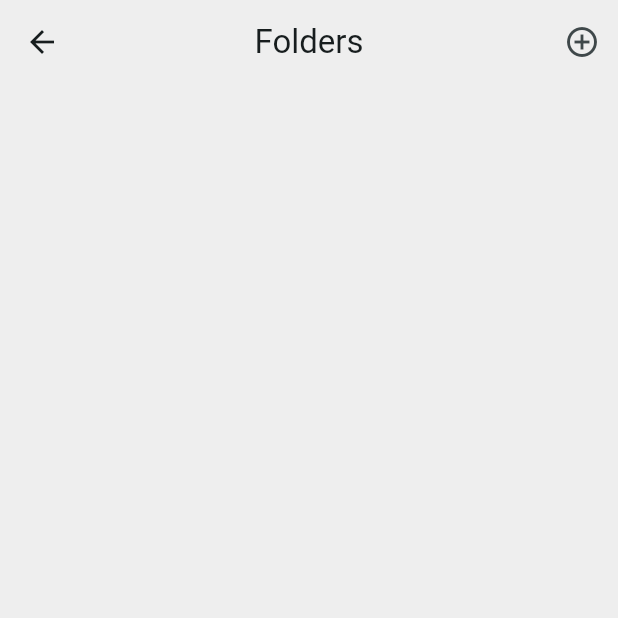
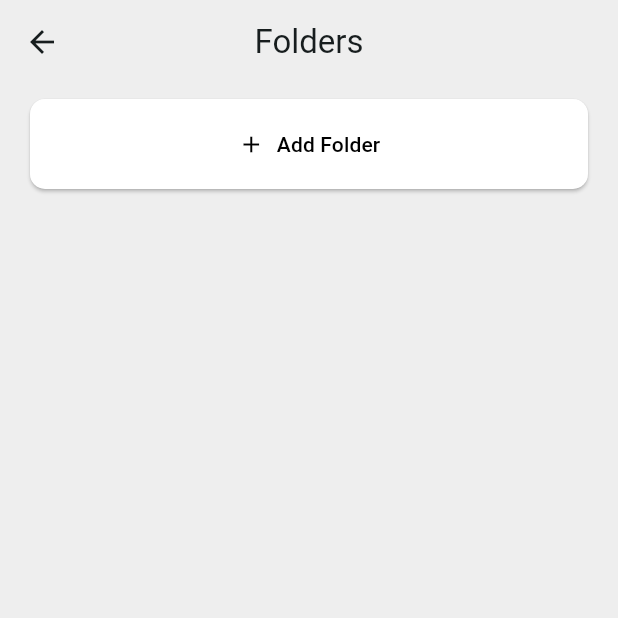
Before and after one commit to therizwanulhaq/notes_app, a Flutter app: the screen it shows after launch, after a tap on the "folder" icon, on a phone screen of 412 x 824 dp, the top half of it. Run offline on Flutter 3.47's test engine with Material 3 defaults, Android fonts, the phone set to English and light mode, and no system bars; our stand-ins replace flutter_riverpod, flutter_slidable, sqflite; accounts and stored records are empty.

Commit message:
changed app icon and fixed ui colors

```diff
--- a/lib/main.dart
+++ b/lib/main.dart
@@ -21,6 +21,7 @@ class MyApp extends StatelessWidget {
           secondaryContainer: const Color.fromARGB(255, 32, 32, 32),
           onPrimary: Colors.white,
           onSecondary: Colors.grey,
+          onSurfaceVariant: const Color.fromARGB(255, 61, 61, 61),
         ),
       ),
       theme: ThemeData(
@@ -30,6 +31,7 @@ class MyApp extends StatelessWidget {
           secondaryContainer: Colors.white,
           onPrimary: Colors.black,
           onSecondary: Colors.grey,
+          onSurfaceVariant: const Color.fromARGB(255, 240, 240, 240),
         ),
         useMaterial3: true,
       ),
--- a/lib/screens/categories.dart
+++ b/lib/screens/categories.dart
@@ -9,7 +9,7 @@ import 'package:notes_app/providers/categories_provider.dart';
 import 'package:notes_app/providers/notes_provider.dart';
 import 'package:notes_app/providers/selected_category.dart';
 
-class CategoriesScreen extends ConsumerWidget {
+class CategoriesScreen extends ConsumerStatefulWidget {
   const CategoriesScreen({
     super.key,
     this.existingNote,
@@ -20,7 +20,14 @@ class CategoriesScreen extends ConsumerWidget {
   final String? selectedCategory;
 
   @override
-  Widget build(BuildContext context, WidgetRef ref) {
+  ConsumerState<CategoriesScreen> createState() => _CategoriesScreenState();
+}
+
+class _CategoriesScreenState extends ConsumerState<CategoriesScreen> {
+  @override
+  Widget build(
+    BuildContext context,
+  ) {
     final categories = ref.watch(categoriesProvider);
 
     return Scaffold(
@@ -29,16 +36,6 @@ class CategoriesScreen extends ConsumerWidget {
         backgroundColor: Theme.of(context).colorScheme.background,
         title: const Text("Folders"),
         centerTitle: true,
-        actions: [
-          IconButton(
-            onPressed: () {
-              _showNewFolderDialog(context, ref);
-            },
-            icon: const Icon(
-              Icons.add_circle_outline,
-            ),
-          ),
-        ],
       ),
       body: ListView(
         padding: const EdgeInsets.symmetric(
@@ -80,26 +77,57 @@ class CategoriesScreen extends ConsumerWidget {
                   title: Text(
                     category.category,
                     style: TextStyle(
+                        fontWeight: _isSelected(category.category)
+                            ? FontWeight.w500
+                            : FontWeight.w400,
+                        color: _isSelected(category.category)
+                            ? Theme.of(context).colorScheme.onPrimary
+                            : Theme.of(context)
+                                .colorScheme
+                                .onPrimary
+                                .withAlpha(175)),
+                  ),
+                  trailing: Text(
+                    '${_getNoteCount(category.category, ref)}',
+                    style: TextStyle(
                       fontWeight: _isSelected(category.category)
-                          ? FontWeight.w500
-                          : FontWeight.normal,
+                          ? FontWeight.w600
+                          : FontWeight.w400,
+                      color: Theme.of(context)
+                          .colorScheme
+                          .onPrimary
+                          .withAlpha(175),
                     ),
                   ),
-                  trailing: Text('${_getNoteCount(category.category, ref)}'),
                   onTap: () => _moveNoteToCategory(ref, context, category),
                 ),
               ),
             ),
             const SizedBox(height: 8),
           ],
+          ElevatedButton.icon(
+            style: ElevatedButton.styleFrom(
+              padding: const EdgeInsets.symmetric(vertical: 20),
+              backgroundColor: Theme.of(context).colorScheme.secondaryContainer,
+              foregroundColor: Theme.of(context).colorScheme.onPrimary,
+              shape: RoundedRectangleBorder(
+                borderRadius: BorderRadius.circular(10),
+              ),
+            ),
+            onPressed: () {
+              _showNewFolderDialog(context, ref);
+            },
+            icon: const Icon(Icons.add_outlined),
+            label: const Text("Add Folder"),
+          ),
         ],
       ),
     );
   }
 
   bool _isSelected(String categoryName) {
-    return selectedCategory == categoryName ||
-        existingNote?.category == categoryName;
+    return widget.selectedCategory == categoryName ||
+        widget.existingNote?.category == categoryName;
   }
 
   int _getNoteCount(String categoryName, WidgetRef ref) {
@@ -113,12 +141,12 @@ class CategoriesScreen extends ConsumerWidget {
 
   void _moveNoteToCategory(
       WidgetRef ref, BuildContext context, Category category) {
-    if (existingNote?.id != null) {
+    if (widget.existingNote?.id != null) {
       // Update the note with the selected category
       final notesNotifier = ref.read(notesProvider.notifier);
       final note = ref
           .read(notesProvider)
-          .firstWhere((note) => note.id == existingNote?.id);
+          .firstWhere((note) => note.id == widget.existingNote?.id);
       note.setCategory(category.category);
       notesNotifier.updateNote(note);
 
@@ -127,7 +155,9 @@ class CategoriesScreen extends ConsumerWidget {
       Navigator.pop(context);
     } else {
       ref.read(selectedCategoryProvider.notifier).selectCategory(
-          selectedCategory == category.category ? 'All' : category.category);
+          widget.selectedCategory == category.category
+              ? 'All'
+              : category.category);
       Navigator.pop(context);
     }
   }
@@ -144,6 +174,8 @@ class CategoriesScreen extends ConsumerWidget {
       context: context,
       builder: (BuildContext context) {
         return AlertDialog(
+          backgroundColor: Theme.of(context).colorScheme.secondaryContainer,
+          surfaceTintColor: Theme.of(context).colorScheme.onSecondary,
           title: const Text(
             'New folder',
           ),
@@ -154,8 +186,21 @@ class CategoriesScreen extends ConsumerWidget {
               focusNode: focusNode,
               decoration: InputDecoration(
                 hintText: 'Folder Name',
-                border:
-                    OutlineInputBorder(borderRadius: BorderRadius.circular(10)),
+                border: OutlineInputBorder(
+                  borderRadius: BorderRadius.circular(10),
+                ),
+                enabledBorder: OutlineInputBorder(
+                  borderSide: BorderSide(
+                    color: Theme.of(context).colorScheme.onSecondary,
+                  ),
+                  borderRadius: BorderRadius.circular(10),
+                ),
+                focusedBorder: OutlineInputBorder(
+                  borderSide: BorderSide(
+                    color: Theme.of(context).colorScheme.onSecondary,
+                  ),
+                  borderRadius: BorderRadius.circular(10),
+                ),
               ),
             ),
           ),
@@ -170,7 +215,9 @@ class CategoriesScreen extends ConsumerWidget {
               child: const Text('OK'),
               onPressed: () {
                 String folderName = folderNameController.text.trim();
-                if (folderName.isNotEmpty) {
+                if (folderName.isEmpty) {
+                  Navigator.of(context).pop();
+                } else {
                   final newCategory = Category(category: folderName);
                   ref
                       .read(categoriesProvider.notifier)
--- a/lib/screens/homepage.dart
+++ b/lib/screens/homepage.dart
@@ -64,8 +64,9 @@ class _MyHomePageState extends ConsumerState<MyHomePage> {
             padding: const EdgeInsets.only(right: 5),
             child: IconButton(
               onPressed: () {},
-              icon: const Icon(
+              icon: Icon(
                 Icons.settings_outlined,
+                color: Theme.of(context).colorScheme.onPrimary,
               ),
             ),
           ),
```
Also changed, not shown: lib/data/categories.dart (+9 -0 lines), lib/data/notes.dart (+26 -8 lines), lib/screens/add_note.dart (+14 -5 lines), lib/widgets/button.dart (added, +12 -0 lines), pubspec.yaml (+10 -4 lines), assets/icon/icon.png (added), pubspec.lock.
